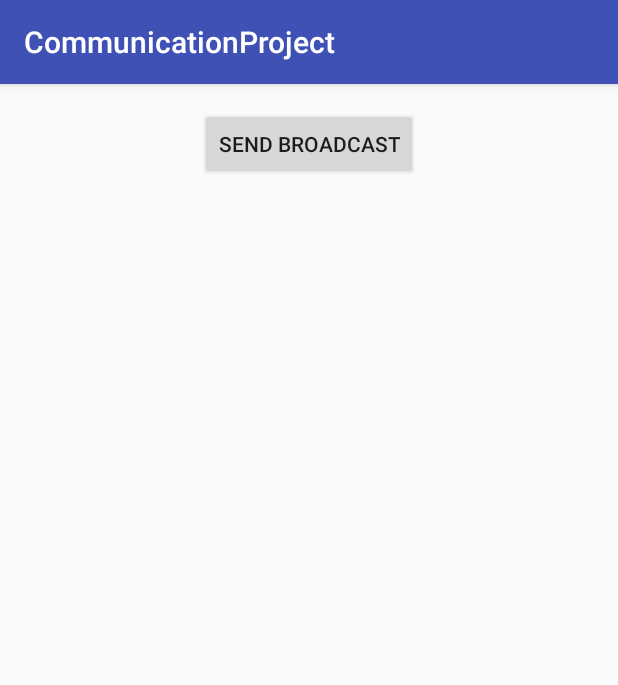
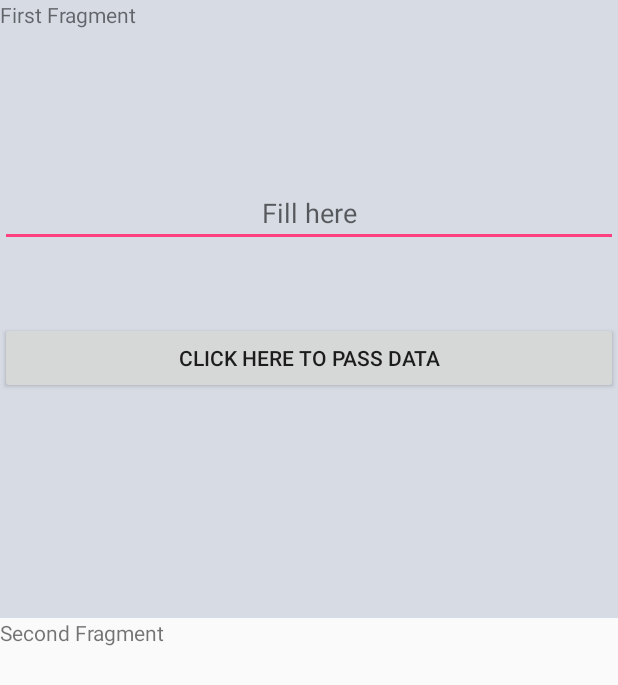
Before and after one commit to mohitlivetech2016/CommunicationProject, an Android app: the screen it shows after launch (MainActivity before the commit, PassDataInFragmentUsingActivity after it), on a phone screen of 412 x 824 dp. Shown: the top 685 px of the screen. Run offline under Robolectric (Android 15) with nearby library versions, the phone set to English and light mode, and no system bars.

Commit message:
24 Nov 16 4:30

```diff
--- a/app/build.gradle
+++ b/app/build.gradle
@@ -25,5 +25,7 @@ dependencies {
         exclude group: 'com.android.support', module: 'support-annotations'
     })
     compile 'com.android.support:appcompat-v7:25.0.0'
+    compile 'com.android.support:design:25.0.0'
+    compile 'com.android.support:support-v4:25.0.0'
     testCompile 'junit:junit:4.12'
 }
--- /dev/null
+++ b/app/src/main/java/com/app/communicationproject/activities/activities/PassDataInFragmentUsingActivity.java
@@ -0,0 +1,32 @@
+package com.app.communicationproject.activities.activities;
+
+import android.net.Uri;
+import android.os.Bundle;
+import android.support.design.widget.FloatingActionButton;
+import android.support.design.widget.Snackbar;
+import android.support.v7.app.AppCompatActivity;
+import android.support.v7.widget.Toolbar;
+import android.view.View;
+
+import com.app.communicationproject.R;
+import com.app.communicationproject.activities.fragments.FragmentSecond;
+import com.app.communicationproject.activities.listner.OnFragmentInteractionListener;
+import com.app.communicationproject.activities.listner.OnSetNameListner;
+
+public class PassDataInFragmentUsingActivity extends AppCompatActivity implements OnSetNameListner {
+
+    @Override
+    protected void onCreate(Bundle savedInstanceState) {
+        super.onCreate(savedInstanceState);
+        setContentView(R.layout.activity_pass_data_in_fragment_using);
+
+    }
+
+
+    @Override
+    public void setName(String name) {
+
+        FragmentSecond Obj=(FragmentSecond) getSupportFragmentManager().findFragmentById(R.id.id_Fragment2);
+       // Obj.(name);
+    }
+}
--- a/app/src/main/java/com/app/communicationproject/activities/fragments/BaseFragments.java
+++ b/app/src/main/java/com/app/communicationproject/activities/fragments/BaseFragments.java
@@ -1,13 +1,76 @@
 package com.app.communicationproject.activities.fragments;
 
+import android.app.Activity;
 import android.content.Context;
+import android.os.Bundle;
+import android.support.annotation.Nullable;
 import android.support.v4.app.Fragment;
+import android.support.v4.app.FragmentActivity;
+import android.view.LayoutInflater;
+import android.view.View;
+import android.view.ViewGroup;
+
+import com.app.communicationproject.activities.listner.OnSetNameListner;
 
 /**
  * Created by Android on 23-Nov-16.
  */
 
-public class BaseFragments extends Fragment {
+public abstract class BaseFragments extends Fragment {
+
+    @Override
+    public void onAttach(Context context) {
+        super.onAttach(context);
+    }
+
+    @Override
+    public void onCreate( Bundle savedInstanceState) {
+        super.onCreate(savedInstanceState);
+    }
 
 
+    @Override
+    public View onCreateView(LayoutInflater inflater,  ViewGroup container,  Bundle savedInstanceState) {
+        return super.onCreateView(inflater, container, savedInstanceState);
+    }
+
+    @Override
+    public void onActivityCreated(@Nullable Bundle savedInstanceState) {
+        super.onActivityCreated(savedInstanceState);
+    }
+
+    @Override
+    public void onStart() {
+        super.onStart();
+    }
+
+    @Override
+    public void onResume() {
+        super.onResume();
+    }
+
+    @Override
+    public void onPause() {
+        super.onPause();
+    }
+
+    @Override
+    public void onStop() {
+        super.onStop();
+    }
+
+    @Override
+    public void onDestroyView() {
+        super.onDestroyView();
+    }
+
+    @Override
+    public void onDestroy() {
+        super.onDestroy();
+    }
+
+    @Override
+    public void onDetach() {
+        super.onDetach();
+    }
 }
--- a/app/src/main/java/com/app/communicationproject/activities/fragments/FragmentFirst.java
+++ b/app/src/main/java/com/app/communicationproject/activities/fragments/FragmentFirst.java
@@ -1,10 +1,64 @@
 package com.app.communicationproject.activities.fragments;
 
+import android.app.Activity;
+import android.content.Context;
+import android.os.Bundle;
+import android.os.PersistableBundle;
+import android.text.Layout;
+import android.util.AttributeSet;
+import android.view.LayoutInflater;
+import android.view.View;
+import android.view.ViewGroup;
+import android.widget.Button;
+import android.widget.EditText;
+
+import com.app.communicationproject.R;
 import com.app.communicationproject.activities.activities.BaseActivity;
+import com.app.communicationproject.activities.listner.OnSetNameListner;
+
+import java.util.zip.Inflater;
 
 /**
  * Created by Android on 23-Nov-16.
  */
 
-public class FragmentFirst extends BaseActivity {
+public class FragmentFirst extends BaseFragments {
+//FF -> First Fragment
+    EditText mEtFFGetData;
+    Button mBtnFFSubmit;
+    OnSetNameListner onSetNameListner;
+
+    public View onCreateView(LayoutInflater inflater, ViewGroup container,Bundle saveInstanceState)
+    {
+        View view;
+
+        view= inflater.inflate(R.layout.first_fragment,container,false);
+
+        mBtnFFSubmit=(Button)view.findViewById(R.id.id_Btn_FF_Submit);
+        mEtFFGetData=(EditText)view.findViewById(R.id.id_Et_FF_Passdata);
+
+        mBtnFFSubmit.setOnClickListener(new View.OnClickListener() {
+            @Override
+            public void onClick(View view) {
+
+                String name= mEtFFGetData.getText().toString();
+                System.out.print(name);
+                onSetNameListner.setName(name);
+            }
+        });
+        return view;
+    }
+
+    @Override
+    public void onAttach(Context context) {
+        super.onAttach(context);
+
+        try {
+            onSetNameListner = (OnSetNameListner)context;
+        }catch (Exception e)
+        {
+
+        }
+
+    }
 }
--- a/app/src/main/java/com/app/communicationproject/activities/fragments/FragmentSecond.java
+++ b/app/src/main/java/com/app/communicationproject/activities/fragments/FragmentSecond.java
@@ -1,12 +1,35 @@
 package com.app.communicationproject.activities.fragments;
 
+import android.os.Bundle;
+import android.view.LayoutInflater;
+import android.view.View;
+import android.view.ViewGroup;
+import android.widget.TextView;
+
+import com.app.communicationproject.R;
 import com.app.communicationproject.activities.activities.BaseActivity;
 
 /**
  * Created by Android on 23-Nov-16.
  */
 
-public class FragmentSecond extends BaseActivity {
+public class FragmentSecond extends BaseFragments {
+
+    TextView mTvShow;
+
+    public View onCreateView(LayoutInflater inflater, ViewGroup container, Bundle saveInstanceState)
+    {
+        View v;
+
+        v= inflater.inflate(R.layout.second_fragment,container,false);
+
+        mTvShow=(TextView)v.findViewById(R.id.id_Tv_SF_showData);
+      //  mTvShow.setText(name);
+        return v;
+    }
 
 
+    void setMessage(String name){
+
+    }
 }
--- /dev/null
+++ b/app/src/main/java/com/app/communicationproject/activities/listner/OnFragmentInteractionListener.java
@@ -0,0 +1,9 @@
+package com.app.communicationproject.activities.listner;
+
+import android.net.Uri;
+
+
+    public interface OnFragmentInteractionListener {
+
+        public void onFragmentInteraction(Uri uri);
+    }
--- /dev/null
+++ b/app/src/main/java/com/app/communicationproject/activities/listner/OnSetNameListner.java
@@ -0,0 +1,12 @@
+package com.app.communicationproject.activities.listner;
+
+/**
+ * Created by Android on 24-Nov-16.
+ */
+
+public interface OnSetNameListner {
+
+        public void setName(String name);
+
+
+    }
--- a/app/src/main/res/layout/activity_base.xml
+++ /dev/null
@@ -1,6 +0,0 @@
-<?xml version="1.0" encoding="utf-8"?>
-<LinearLayout xmlns:android="http://schemas.android.com/apk/res/android"
-    android:orientation="vertical" android:layout_width="match_parent"
-    android:layout_height="match_parent">
-
-</LinearLayout>
--- /dev/null
+++ b/app/src/main/res/layout/activity_pass_data_in_fragment_using.xml
@@ -0,0 +1,30 @@
+<?xml version="1.0" encoding="utf-8"?>
+<LinearLayout
+    xmlns:android="http://schemas.android.com/apk/res/android"
+    android:layout_width="match_parent"
+
+    android:orientation="vertical"
+    android:layout_height="match_parent">
+
+
+    <fragment
+        android:layout_width="match_parent"
+        android:layout_height="match_parent"
+        android:layout_weight="1"
+        android:id="@+id/id_Fragment1"
+        class="com.app.communicationproject.activities.fragments.FragmentFirst"
+        >
+
+    </fragment>
+
+    <fragment
+        android:layout_width="match_parent"
+        android:layout_height="match_parent"
+        android:layout_weight="1"
+        android:id="@+id/id_Fragment2"
+        class="com.app.communicationproject.activities.fragments.FragmentSecond"
+        >
+
+    </fragment>
+
+    </LinearLayout>
--- /dev/null
+++ b/app/src/main/res/layout/first_fragment.xml
@@ -0,0 +1,33 @@
+<?xml version="1.0" encoding="utf-8"?>
+
+<LinearLayout
+    xmlns:android="http://schemas.android.com/apk/res/android"
+    android:layout_width="match_parent"
+    android:background="#d6dbe4"
+    android:layout_height="match_parent"
+    android:orientation="vertical">
+
+<TextView
+    android:layout_width="match_parent"
+    android:layout_height="wrap_content"
+    android:text="First Fragment"
+    />
+    <EditText
+        android:layout_width="match_parent"
+        android:layout_height="wrap_content"
+        android:layout_marginTop="100sp"
+        android:hint="Fill here"
+        android:gravity="center"
+        android:id="@+id/id_Et_FF_Passdata"
+        />
+    <Button
+        android:gravity="center"
+        android:layout_marginTop="50sp"
+        android:layout_width="match_parent"
+        android:layout_height="wrap_content"
+        android:text="Click here to pass data"
+        android:id="@+id/id_Btn_FF_Submit"
+        />
+
+
+</LinearLayout>
--- /dev/null
+++ b/app/src/main/res/layout/second_fragment.xml
@@ -0,0 +1,26 @@
+<?xml version="1.0" encoding="utf-8"?>
+
+<LinearLayout
+    xmlns:android="http://schemas.android.com/apk/res/android"
+    android:layout_width="match_parent"
+
+    android:layout_height="match_parent"
+    android:orientation="vertical">
+
+
+    <TextView
+        android:layout_width="match_parent"
+        android:layout_height="wrap_content"
+        android:text="Second Fragment"
+
+        />
+    <TextView
+        android:layout_width="match_parent"
+        android:layout_height="wrap_content"
+        android:gravity="center"
+        android:layout_marginTop="150sp"
+        android:textSize="40sp"
+        android:id="@+id/id_Tv_SF_showData"
+        />
+
+    </LinearLayout>
--- /dev/null
+++ b/app/src/main/res/values-v21/styles.xml
@@ -0,0 +1,9 @@
+<resources>
+
+    <style name="AppTheme.NoActionBar">
+        <item name="windowActionBar">false</item>
+        <item name="windowNoTitle">true</item>
+        <item name="android:windowDrawsSystemBarBackgrounds">true</item>
+        <item name="android:statusBarColor">@android:color/transparent</item>
+    </style>
+</resources>
--- a/app/src/main/res/values/dimens.xml
+++ b/app/src/main/res/values/dimens.xml
@@ -2,4 +2,5 @@
     <!-- Default screen margins, per the Android Design guidelines. -->
     <dimen name="activity_horizontal_margin">16dp</dimen>
     <dimen name="activity_vertical_margin">16dp</dimen>
+    <dimen name="fab_margin">16dp</dimen>
 </resources>
--- a/app/src/main/res/values/strings.xml
+++ b/app/src/main/res/values/strings.xml
@@ -1,3 +1,8 @@
 <resources>
     <string name="app_name">CommunicationProject</string>
+    <string name="title_activity_pass_data_in_fragment_using">PassDataInFragmentUsingActivity
+    </string>
+
+    <!-- TODO: Remove or change this placeholder text -->
+    <string name="hello_blank_fragment">Hello blank fragment</string>
 </resources>
--- a/app/src/main/res/values/styles.xml
+++ b/app/src/main/res/values/styles.xml
@@ -8,4 +8,13 @@
         <item name="colorAccent">@color/colorAccent</item>
     </style>
 
+    <style name="AppTheme.NoActionBar">
+        <item name="windowActionBar">false</item>
+        <item name="windowNoTitle">true</item>
+    </style>
+
+    <style name="AppTheme.AppBarOverlay" parent="ThemeOverlay.AppCompat.Dark.ActionBar" />
+
+    <style name="AppTheme.PopupOverlay" parent="ThemeOverlay.AppCompat.Light" />
+
 </resources>
```
Also changed, not shown: app/src/main/AndroidManifest.xml (+34 -7 lines).
